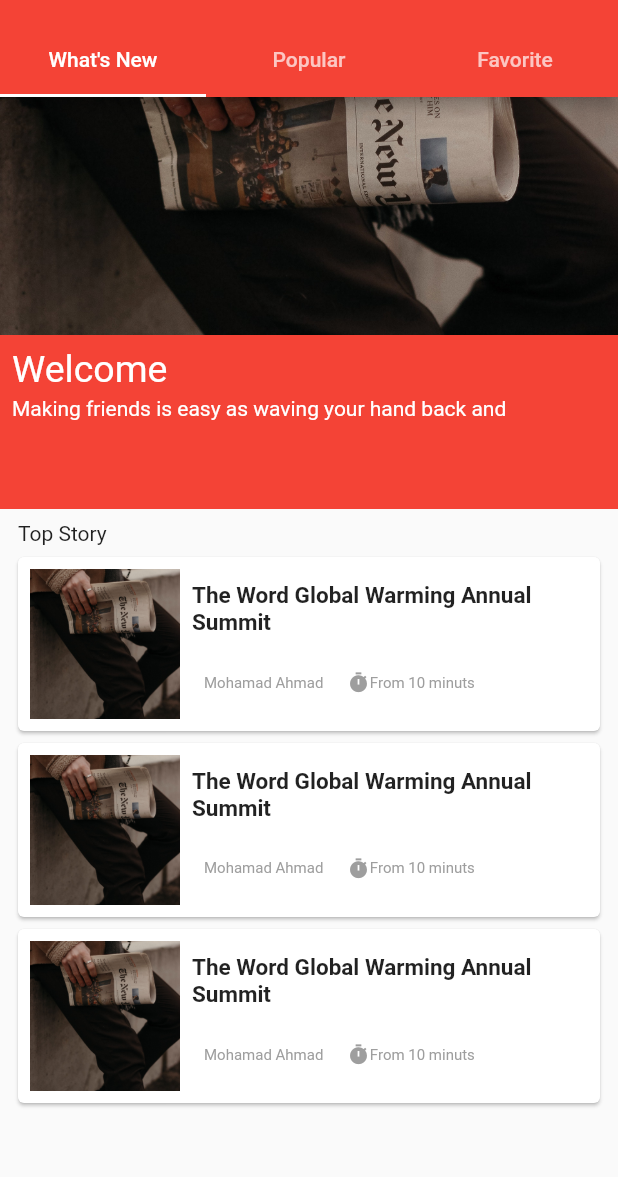
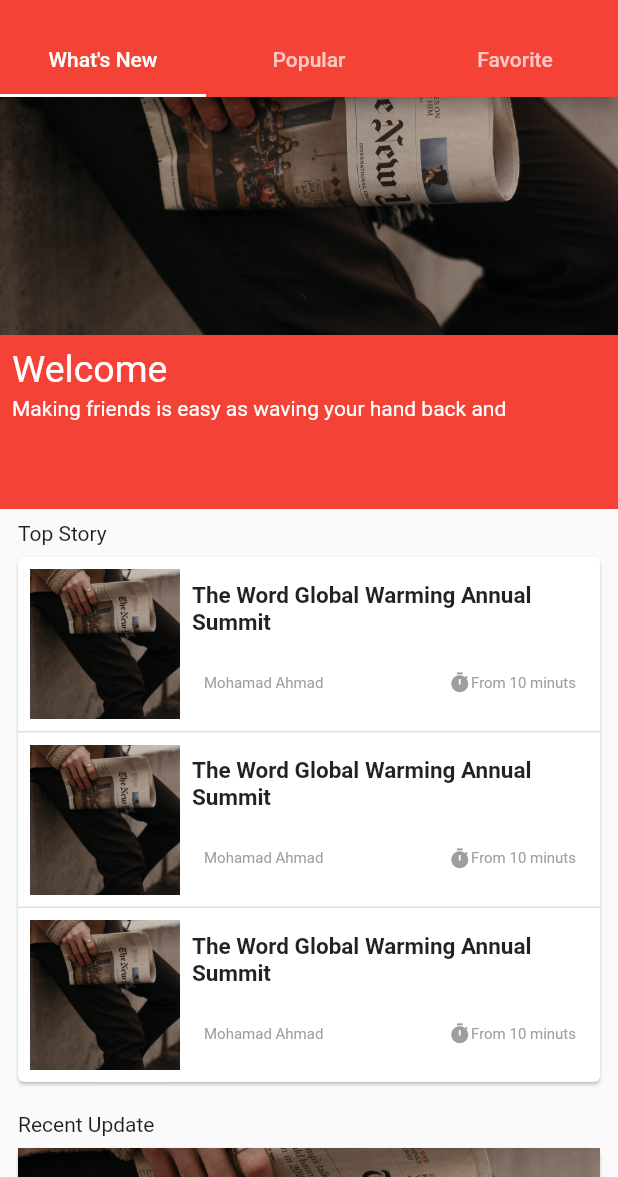
Before and after one commit to Ammarazab/News_App, a Flutter app: the HomeScreen screen opened directly, on a phone screen of 412 x 824 dp, the part 59-1236 px from its top. Run offline on Flutter 3.47's test engine with Material 2 defaults, Android fonts, the phone set to English and light mode, and no system bars; our stand-ins replace shared_preferences; missing offline and left inert: page_view_indicator; accounts and stored records are empty.

Commit message:
Update firsttabs.dart

```diff
--- a/news_app_flutter/lib/screens/home_tabs/firsttabs.dart
+++ b/news_app_flutter/lib/screens/home_tabs/firsttabs.dart
@@ -16,7 +16,14 @@ class _FirstTabsState extends State<FirstTabs> {
     _addPages();
     return SingleChildScrollView(
         child: Column(
-      children: [_images(), _topnews()],
+      children: [
+        _images(),
+        _topnews(),
+        _recently(),
+        SizedBox(
+          height: 24,
+        )
+      ],
     ));
   }
 
@@ -57,9 +64,17 @@ class _FirstTabsState extends State<FirstTabs> {
                 padding: const EdgeInsets.only(left: 4, bottom: 4),
                 child: Text("Top Story"),
               ),
+              Card(
+                child: Column(
+                  children: [
                     _topstory(),
+                    _divider(),
                     _topstory(),
+                    _divider(),
                     _topstory()
+                  ],
+                ),
+              ),
             ],
           ),
         ),
@@ -67,9 +82,115 @@ class _FirstTabsState extends State<FirstTabs> {
     );
   }
 
-  Widget _topstory() {
+  Widget _recently() {
+    return Container(
+      child: Padding(
+        padding: const EdgeInsets.all(8.0),
+        child: Align(
+          alignment: Alignment.centerLeft,
+          child: Column(
+            crossAxisAlignment: CrossAxisAlignment.start,
+            children: [
+              Padding(
+                padding: const EdgeInsets.only(left: 4, bottom: 4),
+                child: Text('Recent Update'),
+              ),
+              _recentnews(),
+              _recentnews(),
+              _recentnews()
+            ],
+          ),
+        ),
+      ),
+    );
+  }
+
+  Widget _divider() {
+    return Container(
+      height: 1,
+      width: double.infinity,
+      color: Colors.grey[300],
+    );
+  }
+
+  Widget _recentnews() {
     return Card(
       child: Column(
+        children: [
+          Container(
+            child: Column(
+              crossAxisAlignment: CrossAxisAlignment.start,
+              children: [
+                SizedBox(
+                  width: double.infinity,
+                  height: MediaQuery.of(context).size.height / 3,
+                  child: Image(
+                    image: ExactAssetImage('assets/bg1.jpg'),
+                    fit: BoxFit.cover,
+                  ),
+                ),
+                Padding(
+                  padding: const EdgeInsets.only(top: 8.0, left: 8),
+                  child: Column(
+                    crossAxisAlignment: CrossAxisAlignment.start,
+                    children: [
+                      Container(
+                        child: Padding(
+                          padding: const EdgeInsets.only(
+                              top: 2.0, bottom: 2, left: 24, right: 24),
+                          child: Text(
+                            'Break',
+                            style: TextStyle(color: Colors.white),
+                          ),
+                        ),
+                        decoration: BoxDecoration(
+                            borderRadius: BorderRadius.circular(4),
+                            color: Colors.red),
+                      ),
+                      Container(
+                        child: Padding(
+                          padding: const EdgeInsets.only(top: 8.0),
+                          child: Text(
+                            'The Word Global Warming Annual Summit',
+                            maxLines: 2,
+                            style: TextStyle(
+                                fontSize: 15, fontWeight: FontWeight.w600),
+                          ),
+                        ),
+                      ),
+                      Container(
+                        child: Padding(
+                          padding: const EdgeInsets.only(top: 8.0, bottom: 8),
+                          child: Row(
+                            mainAxisAlignment: MainAxisAlignment.start,
+                            children: [
+                              Icon(
+                                Icons.timer,
+                                color: Colors.grey,
+                                size: 15,
+                              ),
+                              Text(
+                                'From 10 minuts',
+                                style:
+                                    TextStyle(fontSize: 10, color: Colors.grey),
+                              ),
+                            ],
+                          ),
+                        ),
+                      ),
+                    ],
+                  ),
+                ),
+              ],
+            ),
+          ),
+        ],
+      ),
+    );
+  }
+
+  Widget _topstory() {
+    return Column(
       children: [
         Padding(
           padding: const EdgeInsets.all(8.0),
@@ -93,8 +214,8 @@ class _FirstTabsState extends State<FirstTabs> {
                     Text(
                       'The Word Global Warming Annual Summit',
                       maxLines: 2,
-                        style: TextStyle(
-                            fontSize: 15, fontWeight: FontWeight.w600),
+                      style:
+                          TextStyle(fontSize: 15, fontWeight: FontWeight.w600),
                     ),
                     SizedBox(
                       height: 16,
@@ -105,21 +226,27 @@ class _FirstTabsState extends State<FirstTabs> {
                         children: [
                           Text(
                             'Mohamad Ahmad',
-                              style:
-                                  TextStyle(fontSize: 10, color: Colors.grey),
+                            style: TextStyle(fontSize: 10, color: Colors.grey),
                           ),
-                            Padding(
+                          Expanded(
+                            child: Padding(
                               padding: const EdgeInsets.only(left: 16.0),
-                              child: Icon(
+                              child: Row(
+                                mainAxisAlignment: MainAxisAlignment.end,
+                                children: [
+                                  Icon(
                                     Icons.timer,
                                     color: Colors.grey,
                                     size: 15,
                                   ),
-                            ),
                                   Text(
                                     'From 10 minuts',
-                              style:
-                                  TextStyle(fontSize: 10, color: Colors.grey),
+                                    style: TextStyle(
+                                        fontSize: 10, color: Colors.grey),
+                                  ),
+                                ],
+                              ),
+                            ),
                           ),
                         ],
                       ),
@@ -131,7 +258,6 @@ class _FirstTabsState extends State<FirstTabs> {
           ),
         ),
       ],
-      ),
     );
   }
 
```
Lines whose indentation alone changed are shown as unchanged.
